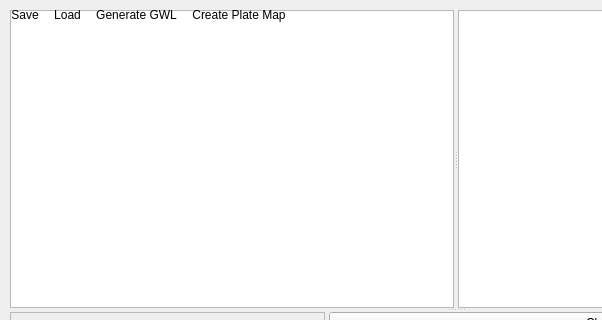
Qt form src/widgets_core/tecan_integration/tecanwindow.ui (InvenesisOfficialRepo/Helix) before a commit; both pictures show x 0 to 602 and y 0 to 320 of the 928 by 500 pixel window.
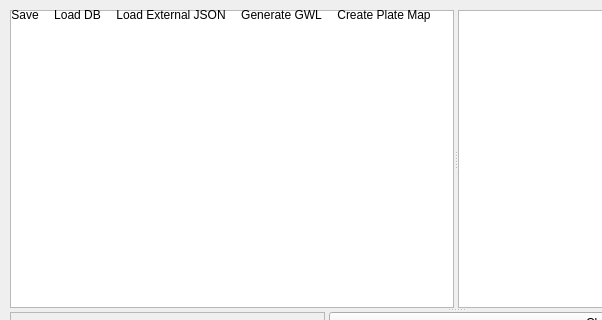
The same form after that commit. Icons and pictures are not drawn. Custom widgets are drawn as their Qt base class.

Commit message: v1.1.6: Fix Timepoint sync, 384-well dynamic heatmap, CSV parsing logic, Tecan GWL Export padding, and add External JSON Loading

Diff of the .ui file:
```diff
--- a/src/widgets_core/tecan_integration/tecanwindow.ui
+++ b/src/widgets_core/tecan_integration/tecanwindow.ui
@@ -101,6 +101,7 @@
    </attribute>
    <addaction name="actionSave" />
    <addaction name="actionLoad" />
+   <addaction name="actionLoad_External" />
    <addaction name="actionGenerate_GWL" />
    <addaction name="actionCreate_Plate_Map" />
   </widget>
@@ -119,7 +120,16 @@
      <normaloff>:/icons/resources/icons/dossier.png</normaloff>:/icons/resources/icons/dossier.png</iconset>
    </property>
    <property name="text">
-    <string>Load</string>
+    <string>Load DB</string>
+   </property>
+  </action>
+  <action name="actionLoad_External">
+   <property name="icon">
+    <iconset resource="../../resources.qrc">
+     <normaloff>:/icons/resources/icons/dossier.png</normaloff>:/icons/resources/icons/dossier.png</iconset>
+   </property>
+   <property name="text">
+    <string>Load External JSON</string>
    </property>
   </action>
   <action name="actionGenerate_GWL">
```
The commit also changes 17 other files.
